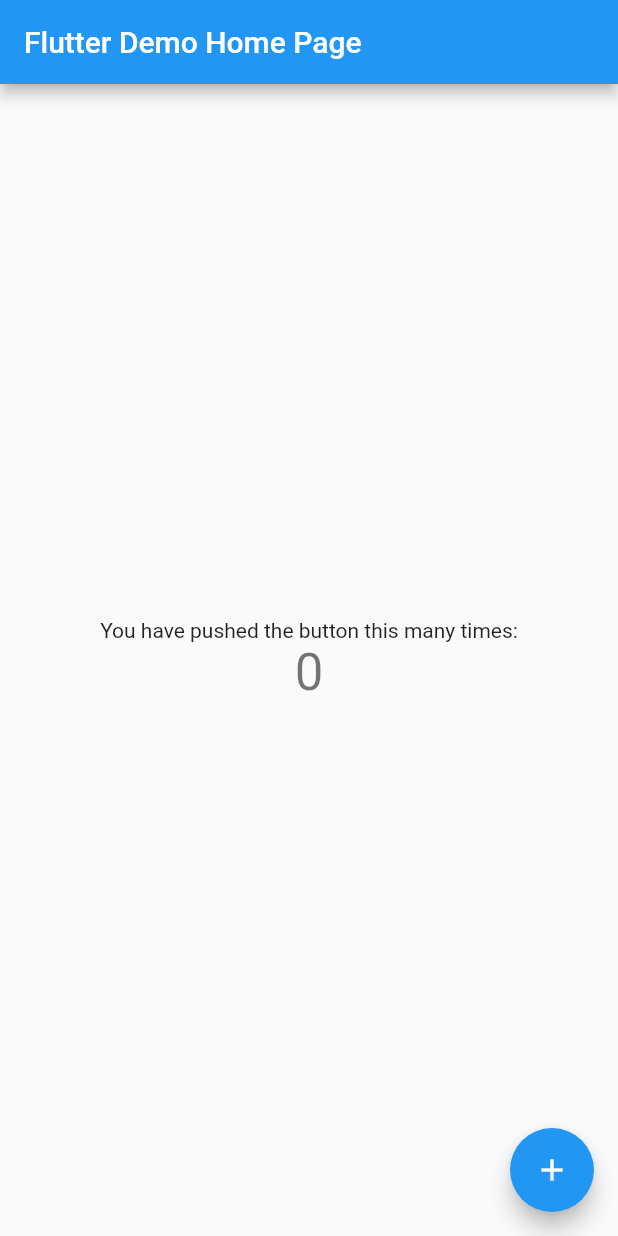
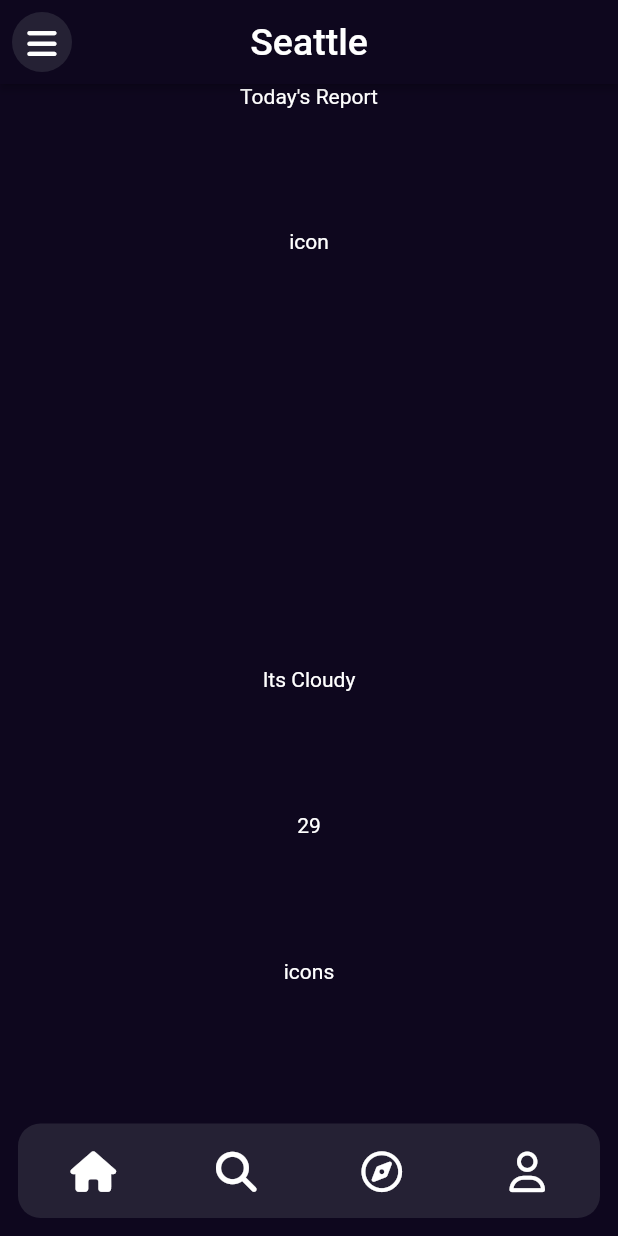
Before and after one commit to DivyanshuTirkey/WeatherNow, a Flutter app: the screen it shows after launch, on a phone screen of 412 x 824 dp. Run offline on Flutter 3.47's test engine with Material 2 defaults, Android fonts, the phone set to English and light mode, and no system bars; our stand-ins replace font_awesome_flutter.

Commit message:
Styling homescreen

```diff
--- /dev/null
+++ b/lib/components/bottom_icon.dart
@@ -0,0 +1,18 @@
+import 'package:flutter/material.dart';
+
+class BottomIcon extends StatelessWidget {
+  const BottomIcon({Key? key, required this.icon,this.func}): super(key: key);
+  final IconData icon;
+  final Function()? func;
+
+  @override
+  Widget build(BuildContext context) {
+    return GestureDetector(
+      onTap: func,
+      child: Icon(
+        icon,
+        size: 27.0,
+      ),
+    );
+  }
+}
--- /dev/null
+++ b/lib/constants.dart
@@ -0,0 +1,13 @@
+import 'package:flutter/material.dart';
+
+const Color kBackgroundColor = Color(0xff0e071e);
+const Color kButtonColor = Color(0xff252134);
+const TextStyle kTitleTextStyle = TextStyle(
+                                              color: Colors.white,
+                                              fontSize: 25.0,
+                                            );
+ButtonStyle kAppBarStyle = ButtonStyle(
+                                  shape: MaterialStateProperty.all(const CircleBorder()),
+                                  backgroundColor: MaterialStateProperty.all(kButtonColor),
+                                  padding: MaterialStateProperty.all(const EdgeInsets.all(10.0)),
+                                );
--- a/lib/main.dart
+++ b/lib/main.dart
@@ -1,115 +1,26 @@
 import 'package:flutter/material.dart';
+import 'screens/loading_screen.dart';
+import 'constants.dart';
 
 void main() {
-  runApp(const MyApp());
+  runApp(const WeatherNow());
 }
 
-class MyApp extends StatelessWidget {
-  const MyApp({Key? key}) : super(key: key);
+class WeatherNow extends StatelessWidget {
+  const WeatherNow({Key? key}) : super(key: key);
 
-  // This widget is the root of your application.
   @override
   Widget build(BuildContext context) {
     return MaterialApp(
-      title: 'Flutter Demo',
-      theme: ThemeData(
-        // This is the theme of your application.
-        //
-        // Try running your application with "flutter run". You'll see the
-        // application has a blue toolbar. Then, without quitting the app, try
-        // changing the primarySwatch below to Colors.green and then invoke
-        // "hot reload" (press "r" in the console where you ran "flutter run",
-        // or simply save your changes to "hot reload" in a Flutter IDE).
-        // Notice that the counter didn't reset back to zero; the application
-        // is not restarted.
-        primarySwatch: Colors.blue,
+      theme: ThemeData.dark().copyWith(
+        scaffoldBackgroundColor: kBackgroundColor,
+        appBarTheme: const AppBarTheme(
+          color: kBackgroundColor,
+        ),
+
+
       ),
-      home: const MyHomePage(title: 'Flutter Demo Home Page'),
+      home: const LoadingScreen(),
     );
   }
 }
-
-class MyHomePage extends StatefulWidget {
-  const MyHomePage({Key? key, required this.title}) : super(key: key);
-
-  // This widget is the home page of your application. It is stateful, meaning
-  // that it has a State object (defined below) that contains fields that affect
-  // how it looks.
-
-  // This class is the configuration for the state. It holds the values (in this
-  // case the title) provided by the parent (in this case the App widget) and
-  // used by the build method of the State. Fields in a Widget subclass are
-  // always marked "final".
-
-  final String title;
-
-  @override
-  State<MyHomePage> createState() => _MyHomePageState();
-}
-
-class _MyHomePageState extends State<MyHomePage> {
-  int _counter = 0;
-
-  void _incrementCounter() {
-    setState(() {
-      // This call to setState tells the Flutter framework that something has
-      // changed in this State, which causes it to rerun the build method below
-      // so that the display can reflect the updated values. If we changed
-      // _counter without calling setState(), then the build method would not be
-      // called again, and so nothing would appear to happen.
-      _counter++;
-    });
-  }
-
-  @override
-  Widget build(BuildContext context) {
-    // This method is rerun every time setState is called, for instance as done
-    // by the _incrementCounter method above.
-    //
-    // The Flutter framework has been optimized to make rerunning build methods
-    // fast, so that you can just rebuild anything that needs updating rather
-    // than having to individually change instances of widgets.
-    return Scaffold(
-      appBar: AppBar(
-        // Here we take the value from the MyHomePage object that was created by
-        // the App.build method, and use it to set our appbar title.
-        title: Text(widget.title),
-      ),
-      body: Center(
-        // Center is a layout widget. It takes a single child and positions it
-        // in the middle of the parent.
-        child: Column(
-          // Column is also a layout widget. It takes a list of children and
-          // arranges them vertically. By default, it sizes itself to fit its
-          // children horizontally, and tries to be as tall as its parent.
-          //
-          // Invoke "debug painting" (press "p" in the console, choose the
-          // "Toggle Debug Paint" action from the Flutter Inspector in Android
-          // Studio, or the "Toggle Debug Paint" command in Visual Studio Code)
-          // to see the wireframe for each widget.
-          //
-          // Column has various properties to control how it sizes itself and
-          // how it positions its children. Here we use mainAxisAlignment to
-          // center the children vertically; the main axis here is the vertical
-          // axis because Columns are vertical (the cross axis would be
-          // horizontal).
-          mainAxisAlignment: MainAxisAlignment.center,
-          children: <Widget>[
-            const Text(
-              'You have pushed the button this many times:',
-            ),
-            Text(
-              '$_counter',
-              style: Theme.of(context).textTheme.headline4,
-            ),
-          ],
-        ),
-      ),
-      floatingActionButton: FloatingActionButton(
-        onPressed: _incrementCounter,
-        tooltip: 'Increment',
-        child: const Icon(Icons.add),
-      ), // This trailing comma makes auto-formatting nicer for build methods.
-    );
-  }
-}
--- /dev/null
+++ b/lib/screens/loading_screen.dart
@@ -0,0 +1,92 @@
+
+import 'package:flutter/material.dart';
+import 'package:font_awesome_flutter/font_awesome_flutter.dart';
+import '../constants.dart';
+import '../components/bottom_icon.dart';
+
+
+class LoadingScreen extends StatefulWidget {
+  const LoadingScreen({Key? key}) : super(key: key);
+
+  @override
+  State<LoadingScreen> createState() => _LoadingScreenState();
+}
+
+class _LoadingScreenState extends State<LoadingScreen> {
+  @override
+  Widget build(BuildContext context) {
+    return Scaffold(
+      appBar: AppBar(
+        leading: Container(
+          margin: const EdgeInsets.all(8.0),
+          child: TextButton(
+            onPressed: (){
+
+            },
+            style: kAppBarStyle,
+            child: const Icon(
+              FontAwesomeIcons.bars,
+              color: Colors.white,
+              size: 22.0,
+            ),
+          ),
+        ),
+        title: const Text('Seattle',
+          style: kTitleTextStyle,
+        ),
+        centerTitle: true,
+        elevation: 2.0,
+      ),
+
+      body: Column(
+        children: [
+          const Expanded(
+              child: Text("Today's Report",
+              )
+          ),
+          const Expanded(
+              flex: 3,
+              child: Text("icon")
+          ),
+          const Expanded(
+
+              child: Text("Its Cloudy")
+          ),
+          const Expanded(
+              child: Text("29")
+          ),
+          const Expanded(
+              child: Text("icons")
+          ),
+          Container(
+            padding: const EdgeInsets.only(top: 18.0,bottom: 18.0),
+            margin: const EdgeInsets.all(12.0),
+            decoration: BoxDecoration(
+              borderRadius: BorderRadius.circular(15.0),
+              color: kButtonColor,
+            ),
+
+            child: Row(
+              mainAxisAlignment: MainAxisAlignment.spaceAround,
+              children: const [
+                BottomIcon(
+                  icon: FontAwesomeIcons.house,
+                ),
+                BottomIcon(
+                    icon: FontAwesomeIcons.magnifyingGlass,
+                ),
+                BottomIcon(
+                    icon: FontAwesomeIcons.compass,
+                ),
+                BottomIcon(
+                    icon: FontAwesomeIcons.user,
+                ),
+
+              ],
+            ),
+          )
+        ],
+      ),
+    );
+  }
+}
```
Also changed, not shown: pubspec.yaml (+3 -64 lines), pubspec.lock, 1 other file.
